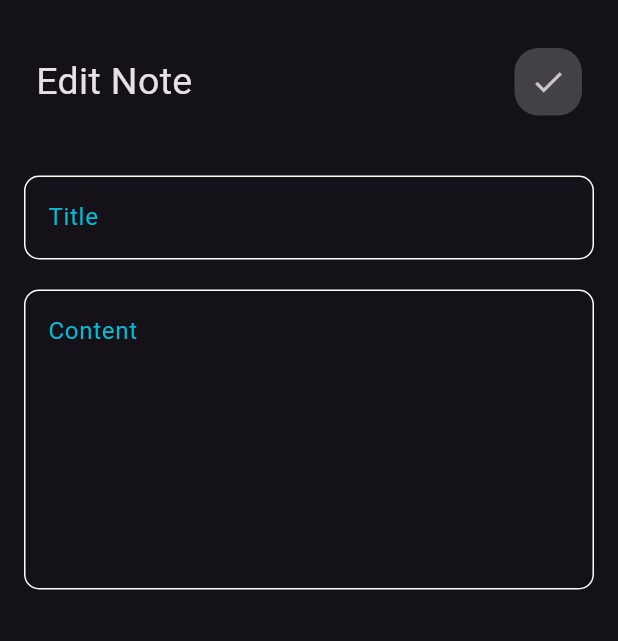
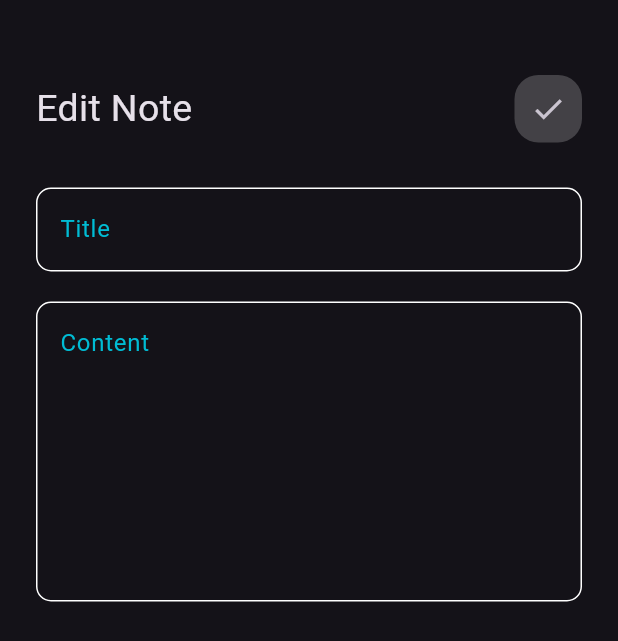
Before and after one commit to AyaZidan22/notes_app, a Flutter app: the EditNotesView screen opened directly, on a phone screen of 412 x 824 dp. Shown: the top 641 px of the screen. Run offline on Flutter 3.47's test engine with Material 3 defaults, Android fonts, the phone set to English and light mode, and no system bars.

Commit message:
edit note view done

```diff
--- a/lib/main.dart
+++ b/lib/main.dart
@@ -1,5 +1,4 @@
 import 'package:flutter/material.dart';
-import 'package:notes_app/views/edit_notes_view.dart';
 import 'package:notes_app/views/notes_view.dart';
 
 void main() {
@@ -14,7 +13,7 @@ class NotesApp extends StatelessWidget {
     return MaterialApp(
       debugShowCheckedModeBanner: false,
       theme: ThemeData.dark(),
-      home: const EditNotesView(),
+      home: const NotesView(),
     );
   }
 }
--- a/lib/views/edit_notes_view.dart
+++ b/lib/views/edit_notes_view.dart
@@ -8,24 +8,30 @@ class EditNotesView extends StatelessWidget {
   @override
   Widget build(BuildContext context) {
     return const Scaffold(
-      body: Column(
+      body: Padding(
+        padding: EdgeInsets.symmetric(horizontal: 24),
+        child: Column(
           children: [
+            SizedBox(
+              height: 50,
+            ),
             CustomAppBar(
               title: 'Edit Note',
               icon: Icon(Icons.check),
             ),
-          Padding(
-            padding: EdgeInsets.only(top: 32, bottom: 20, right: 16, left: 16),
-            child: CustomTextfeild(hinText: 'Title'),
+            SizedBox(
+              height: 30,
             ),
-          Padding(
-            padding: EdgeInsets.only(bottom: 20, right: 16, left: 16),
-            child: CustomTextfeild(
+            CustomTextfeild(hinText: 'Title'),
+            SizedBox(
+              height: 20,
+            ),
+            CustomTextfeild(
               hinText: 'Content',
               maxLines: 7,
             ),
+          ],
         ),
-        ],
       ),
     );
   }
--- a/lib/widgets/custom_app_bar.dart
+++ b/lib/widgets/custom_app_bar.dart
@@ -7,9 +7,7 @@ class CustomAppBar extends StatelessWidget {
   final Icon icon;
   @override
   Widget build(BuildContext context) {
-    return Padding(
-      padding: const EdgeInsets.only(top: 32, left: 24, right: 24, bottom: 8),
-      child: Row(
+    return Row(
       mainAxisAlignment: MainAxisAlignment.spaceBetween,
       children: [
         Text(
@@ -22,7 +20,6 @@ class CustomAppBar extends StatelessWidget {
           icon: icon,
         ),
       ],
-      ),
     );
   }
 }
```
Also changed, not shown: lib/views/notes_view.dart (+14 -5 lines), lib/widgets/custom_notes_item.dart (+10 -2 lines). Lines whose indentation alone changed are shown as unchanged.
